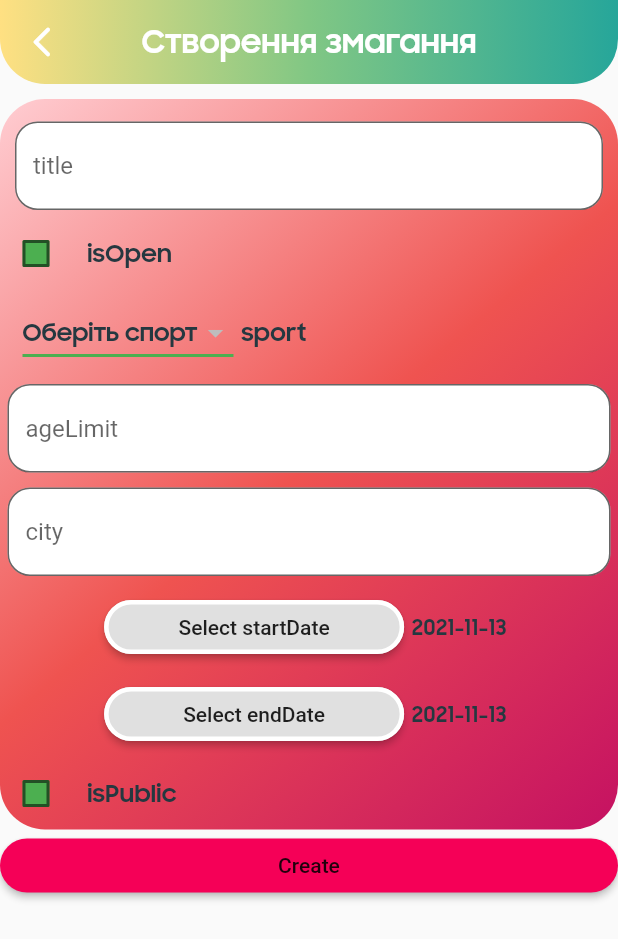
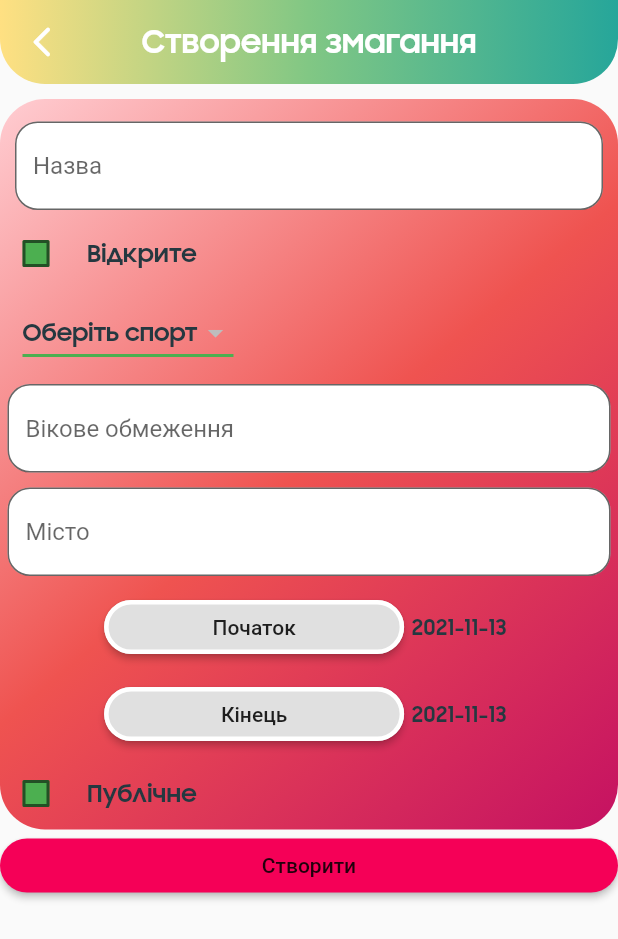
Before and after one commit to Martynenko-Oleksii/GoodGames, a Flutter app: the CompetitionAddPage screen opened directly with empty values, on a phone screen of 412 x 824 dp. Shown: the top 939 px of the screen. Run offline on Flutter 3.47's test engine with Material 2 defaults, Android fonts, the phone set to English and light mode, and no system bars; our stand-ins replace font_awesome_flutter, webview_flutter; network calls fail.

```diff
--- a/Mobile/goodgames/lib/competitions/copetition_add.dart
+++ b/Mobile/goodgames/lib/competitions/copetition_add.dart
@@ -150,7 +150,7 @@ class _CompetitionAddState extends State<CompetitionAddPage> {
                                     border: OutlineInputBorder(
                                       borderRadius: BorderRadius.circular(15.0),
                                     ),
-                                    hintText: 'title',
+                                    hintText: 'Назва',
                                     filled: true,
                                     fillColor: Colors.white,
                                   ),
@@ -184,7 +184,7 @@ class _CompetitionAddState extends State<CompetitionAddPage> {
                                   padding: EdgeInsets.all(10.0),
 
                                   child: new Text(
-                                    "isOpen",
+                                    "Відкрите",
                                     style: TextStyle(
                                       fontSize: 16,
                                       color: AppTheme.darkText,
@@ -253,16 +253,6 @@ class _CompetitionAddState extends State<CompetitionAddPage> {
                                   },
                                 ),
                               ),
-                              new Container(
-                                child: new Text(
-                                  "sport",
-                                  style: TextStyle(
-                                    fontSize: 16,
-                                    color: AppTheme.darkText,
-                                    fontWeight: FontWeight.w700,
-                                  ),
-                                ),
-                              )
                             ]),
 
                             new Padding(
@@ -275,7 +265,7 @@ class _CompetitionAddState extends State<CompetitionAddPage> {
                                     border: OutlineInputBorder(
                                       borderRadius: BorderRadius.circular(15.0),
                                     ),
-                                    hintText: 'ageLimit',
+                                    hintText: 'Вікове обмеження',
                                     filled: true,
                                     fillColor: Colors.white,
                                   ),
@@ -301,7 +291,7 @@ class _CompetitionAddState extends State<CompetitionAddPage> {
                                     border: OutlineInputBorder(
                                       borderRadius: BorderRadius.circular(15.0),
                                     ),
-                                    hintText: 'city',
+                                    hintText: 'Місто',
                                     filled: true,
                                     fillColor: Colors.white,
                                   ),
@@ -331,7 +321,7 @@ class _CompetitionAddState extends State<CompetitionAddPage> {
                                             side: BorderSide(color: Colors.white, width: 3)
                                         ),
                                         onPressed: () => _selectDatestart(context),
-                                        child: Text('Select startDate'),
+                                        child: Text('Початок'),
                                       ),),
                                     Container(
                                       padding: EdgeInsets.all(5.0),
@@ -355,7 +345,7 @@ class _CompetitionAddState extends State<CompetitionAddPage> {
                                             side: BorderSide(color: Colors.white, width: 3)
                                         ),
                                         onPressed: () => _selectDatestart(context),
-                                        child: Text('Select endDate'),
+                                        child: Text('Кінець'),
                                       ),),
                                     Container(
                                       padding: EdgeInsets.all(5.0),
@@ -384,7 +374,7 @@ class _CompetitionAddState extends State<CompetitionAddPage> {
                                   padding: EdgeInsets.all(10.0),
 
                                   child: new Text(
-                                    "isPublic",
+                                    "Публічне",
                                     style: TextStyle(
                                       fontSize: 16,
                                       color: AppTheme.darkText,
@@ -394,7 +384,6 @@ class _CompetitionAddState extends State<CompetitionAddPage> {
                                 ),
                               ],
                             ),
-
                           ],
                         ),
                       ),
@@ -405,14 +394,12 @@ class _CompetitionAddState extends State<CompetitionAddPage> {
                         shape: RoundedRectangleBorder(
                           borderRadius: BorderRadius.circular(18.0),
                         ),
-                        child: new Text("Create"),
+                        child: new Text("Створити"),
                         onPressed: () {
                           getDatahttp
                               .postNewCompetition(
                               titleControl.text,
                               isOpen,
-                              // sportId TODO,
-                              //1,
                               dropdownValueSport.id,
                               agelimitControl.text,
                               cityControl.text,
@@ -421,17 +408,15 @@ class _CompetitionAddState extends State<CompetitionAddPage> {
                               isPublic,
                               widget.user.id!)
                               .then((value) => {
-                            if (value.title == titleControl.text)
-                              {
-                                print(value),
-                                Navigator.push<dynamic>(
-                                  context,
-                                  MaterialPageRoute<dynamic>(
-                                    builder: (BuildContext context) =>
-                                        CompetitionsScreen(
-                                            user: widget.user),
-                                  ),
-                                )
+                                if (value.title == titleControl.text) {
+                                    print(value),
+                                    Navigator.pushAndRemoveUntil(
+                                      context,
+                                      MaterialPageRoute(
+                                        builder: (BuildContext context) =>
+                                            CompetitionsScreen(
+                                                user: widget.user),
+                                          ), (route) => false ),
                               }
                           });
                         },
--- a/Mobile/goodgames/lib/getdata.dart
+++ b/Mobile/goodgames/lib/getdata.dart
@@ -219,7 +219,7 @@ class getDatahttp {
     return sports;
   }
 
-  static Future<List<Competition>> getCompetitions(int userId) async{
+  static Future<dynamic> getCompetitions(int userId) async{
     List<Competition> competitions = [];
 
     print(userId);
@@ -242,6 +242,7 @@ class getDatahttp {
         }
       } else {
         print(response.body);
+        return false;
       }
     } catch (ex) {
       print(ex);
```
Also changed, not shown: Mobile/goodgames/lib/competitions/competitions_list_page.dart (+32 -151 lines).
